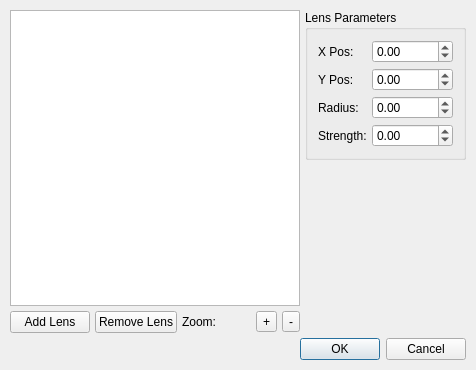
First picture: the form in scribus/lensdialogbase.ui, repository scribusproject/scribus, before the edit.
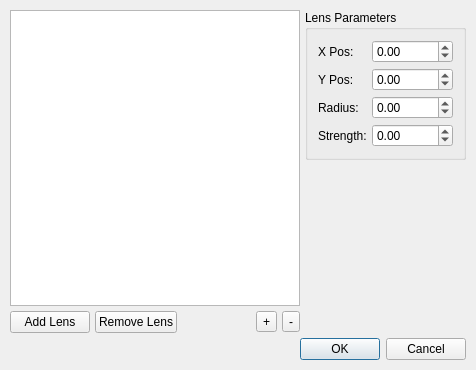
Second picture: the form after the edit.

Diff of the .ui file:
```diff
--- a/scribus/lensdialogbase.ui
+++ b/scribus/lensdialogbase.ui
@@ -80,11 +80,17 @@
             <number>5</number>
            </property>
            <item>
-            <widget class="QLabel" name="label_5" >
-             <property name="text" >
-              <string>Zoom:</string>
+            <spacer>
+             <property name="orientation" >
+              <enum>Qt::Horizontal</enum>
              </property>
-            </widget>
+             <property name="sizeHint" >
+              <size>
+               <width>40</width>
+               <height>20</height>
+              </size>
+             </property>
+            </spacer>
            </item>
            <item>
             <widget class="QToolButton" name="buttonZoomI" >
```
